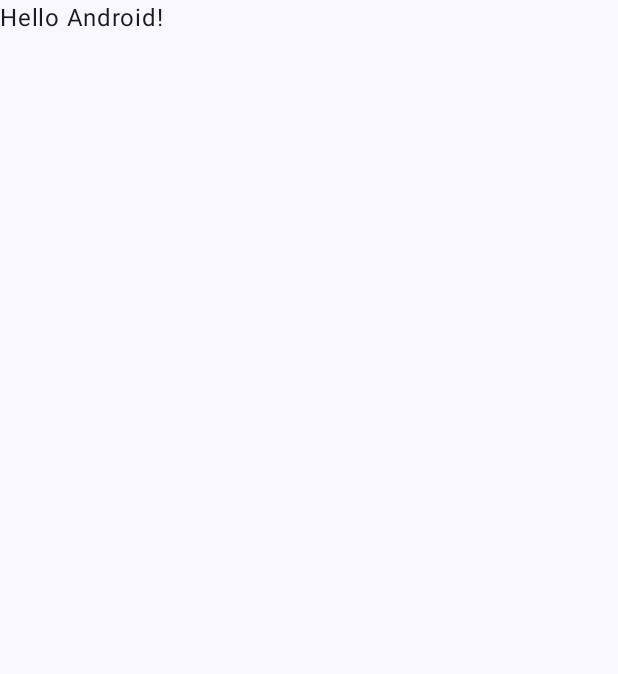
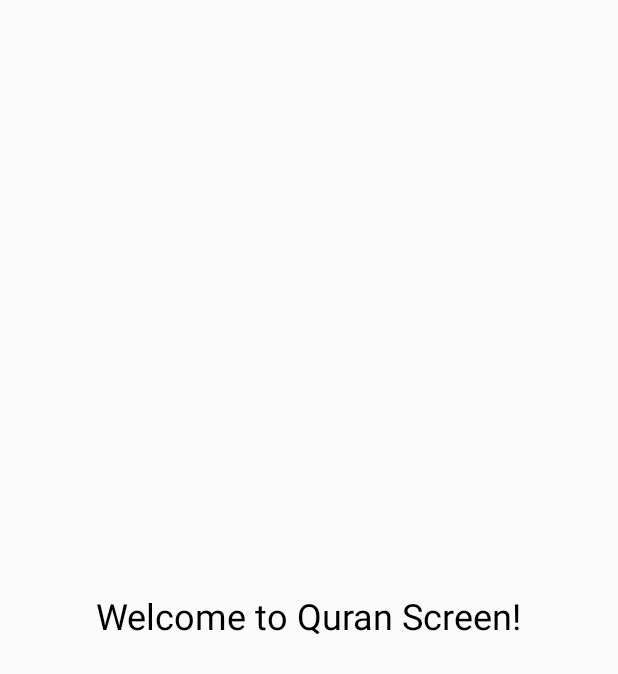
Before and after one commit to mohamedibrahim3/Quran_App, an Android app built with Jetpack Compose: the screen it shows after launch (MainActivity), on a phone screen of 412 x 824 dp. Before the commit the part shown is almost empty. Shown: the top 674 px of the screen. Run offline under Robolectric (Android 15) with nearby library versions, the phone set to English and light mode, and no system bars; our stand-ins replace Dagger/Hilt's generated code.

Commit message:
Add Hilt and Splash Screen

```diff
--- a/app/build.gradle.kts
+++ b/app/build.gradle.kts
@@ -97,6 +97,7 @@ dependencies {
     implementation(libs.kotlinx.serialization.json)
     implementation(libs.navigation.compose)
     implementation(libs.material.icons.extended)
+    implementation (libs.koin.androidx.compose)
 
 
 }
--- a/app/src/main/AndroidManifest.xml
+++ b/app/src/main/AndroidManifest.xml
@@ -4,6 +4,7 @@
     <uses-permission android:name="android.permission.INTERNET"/>
 
     <application
+        android:name=".MyApp"
         android:allowBackup="true"
         android:dataExtractionRules="@xml/data_extraction_rules"
         android:fullBackupContent="@xml/backup_rules"
--- a/app/src/main/java/com/mada/quran_app/MainActivity.kt
+++ b/app/src/main/java/com/mada/quran_app/MainActivity.kt
@@ -11,37 +11,20 @@ import androidx.compose.material3.Text
 import androidx.compose.runtime.Composable
 import androidx.compose.ui.Modifier
 import androidx.compose.ui.tooling.preview.Preview
+import com.mada.quran_app.navHost.AppNavigation
 import com.mada.quran_app.ui.theme.Quran_AppTheme
+import dagger.hilt.android.AndroidEntryPoint
 
+
+@AndroidEntryPoint
 class MainActivity : ComponentActivity() {
     override fun onCreate(savedInstanceState: Bundle?) {
         super.onCreate(savedInstanceState)
         enableEdgeToEdge()
         setContent {
             Quran_AppTheme {
-                Scaffold(modifier = Modifier.fillMaxSize()) { innerPadding ->
-                    Greeting(
-                        name = "Android",
-                        modifier = Modifier.padding(innerPadding)
-                    )
-                }
+                AppNavigation()
             }
         }
     }
 }
-
-@Composable
-fun Greeting(name: String, modifier: Modifier = Modifier) {
-    Text(
-        text = "Hello $name!",
-        modifier = modifier
-    )
-}
-
-@Preview(showBackground = true)
-@Composable
-fun GreetingPreview() {
-    Quran_AppTheme {
-        Greeting("Android")
-    }
-}
--- /dev/null
+++ b/app/src/main/java/com/mada/quran_app/MyApp.kt
@@ -0,0 +1,9 @@
+package com.mada.quran_app
+
+import android.app.Application
+import dagger.hilt.android.HiltAndroidApp
+
+
+
+@HiltAndroidApp
+class MyApp:Application()
--- /dev/null
+++ b/app/src/main/java/com/mada/quran_app/mvvm/SplashViewModel.kt
@@ -0,0 +1,15 @@
+package com.mada.quran_app.mvvm
+
+import androidx.lifecycle.ViewModel
+import dagger.hilt.android.lifecycle.HiltViewModel
+import kotlinx.coroutines.delay
+import javax.inject.Inject
+
+
+@HiltViewModel
+class SplashViewModel @Inject constructor() : ViewModel() {
+    suspend fun navigateAfterDelay(delayMillis: Long, onTimeout: () -> Unit){
+        delay(delayMillis)
+        onTimeout()
+    }
+}
--- /dev/null
+++ b/app/src/main/java/com/mada/quran_app/navHost/AppNavigation.kt
@@ -0,0 +1,30 @@
+package com.mada.quran_app.navHost
+
+import androidx.compose.runtime.Composable
+import androidx.navigation.NavHostController
+import androidx.navigation.compose.NavHost
+import androidx.navigation.compose.composable
+import androidx.navigation.compose.rememberNavController
+import com.mada.quran_app.MainActivity
+import com.mada.quran_app.ui.quran.QuranScreen
+import com.mada.quran_app.ui.splash.SplashScreen
+
+
+
+@Composable
+fun AppNavigation(){
+    val navController: NavHostController = rememberNavController()
+    NavHost(navController = navController, startDestination = "splash") {
+        composable("splash") {
+            SplashScreen {
+                navController.navigate("main"){
+                    popUpTo("splash") { inclusive = true }
+                }
+            }
+        }
+        composable("main") {
+            QuranScreen()
+        }
+
+    }
+}
--- /dev/null
+++ b/app/src/main/java/com/mada/quran_app/ui/quran/QuranScreen.kt
@@ -0,0 +1,22 @@
+package com.mada.quran_app.ui.quran
+
+import androidx.compose.foundation.layout.Box
+import androidx.compose.foundation.layout.fillMaxSize
+import androidx.compose.runtime.Composable
+import androidx.compose.ui.Alignment
+import androidx.compose.ui.Modifier
+import androidx.compose.ui.text.TextStyle
+import androidx.compose.ui.unit.sp
+
+@Composable
+fun QuranScreen(){
+    Box(
+        modifier = Modifier.fillMaxSize(),
+        contentAlignment = Alignment.Center
+    ) {
+        androidx.compose.material3.Text(
+            text = "Welcome to Quran Screen!",
+            style = TextStyle(fontSize = 24.sp)
+        )
+    }
+}
--- /dev/null
+++ b/app/src/main/java/com/mada/quran_app/ui/splash/SplachScreen.kt
@@ -0,0 +1,40 @@
+package com.mada.quran_app.ui.splash
+
+import androidx.compose.foundation.Image
+import androidx.compose.foundation.background
+import androidx.compose.foundation.layout.Box
+import androidx.compose.foundation.layout.fillMaxSize
+import androidx.compose.foundation.layout.size
+import androidx.compose.runtime.Composable
+import androidx.compose.runtime.LaunchedEffect
+import androidx.compose.ui.Alignment
+import androidx.compose.ui.Modifier
+import androidx.compose.ui.graphics.Color
+import androidx.compose.ui.res.painterResource
+import androidx.compose.ui.unit.dp
+import androidx.hilt.navigation.compose.hiltViewModel
+import com.mada.quran_app.R
+import com.mada.quran_app.mvvm.SplashViewModel
+import org.koin.viewmodel.getViewModelKey
+
+@Composable
+fun SplashScreen(
+    viewModel: SplashViewModel = hiltViewModel(),
+    onTimeout: () -> Unit
+  ){
+    LaunchedEffect(Unit) {
+        viewModel.navigateAfterDelay(2000L){onTimeout()}
+    }
+    Box(
+        modifier = Modifier
+            .fillMaxSize()
+            .background(Color.Green),
+        contentAlignment = Alignment.Center
+    ) {
+        Image(
+            painter = painterResource(id = R.drawable.quran),
+                contentDescription = "Splash Logo",
+                modifier = Modifier.size(150.dp)
+            )
+    }
+}
--- a/gradle/libs.versions.toml
+++ b/gradle/libs.versions.toml
@@ -1,6 +1,7 @@
 [versions]
 agp = "8.3.2"
 hiltNavigationCompose = "1.2.0"
+koinAndroidxCompose = "4.0.0"
 kotlin = "2.0.20"
 core-ktx = "1.13.1"
 junit = "4.13.2"
@@ -54,6 +55,7 @@ androidx-ui-tooling-preview = { group = "androidx.compose.ui", name = "ui-toolin
 androidx-material3 = { group = "androidx.compose.material3", name = "material3" }
 hilt-android = { group = "com.google.dagger", name = "hilt-android", version.ref = "hilt-android" }
 hilt-android-compiler = { group = "com.google.dagger", name = "hilt-android-compiler", version.ref = "hilt-android-compiler" }
+koin-androidx-compose = { module = "io.insert-koin:koin-androidx-compose", version.ref = "koinAndroidxCompose" }
 retrofit = { group = "com.squareup.retrofit2", name = "retrofit", version.ref = "retrofit" }
 converter-gson = { group = "com.squareup.retrofit2", name = "converter-gson", version.ref = "converter-gson" }
 androidx-room-ktx = { group = "androidx.room", name = "room-ktx", version.ref = "room-ktx" }
```
Also changed, not shown: app/src/main/java/com/mada/quran_app/module/AppModule.kt (added, +8 -0 lines), app/src/main/res/drawable/quran.png (added).
